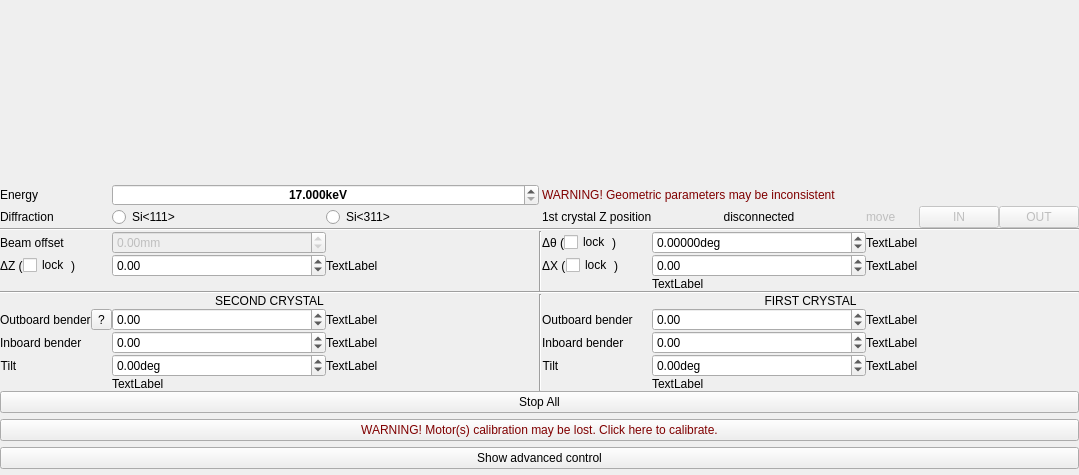
This is mono/monoGui/monoGui.ui in MatthewJCameron/imbl as Qt 5 draws it before an edit. The edited form follows.
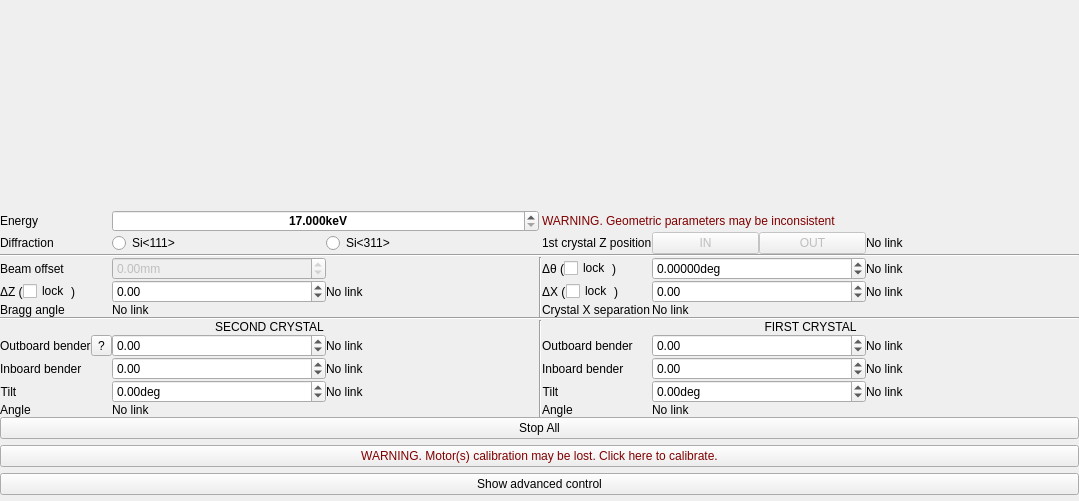
This is the edited form. Icons and pictures are not drawn. Custom widgets are drawn as their Qt base class.

What changed in the file:
```diff
--- a/mono/monoGui/monoGui.ui
+++ b/mono/monoGui/monoGui.ui
@@ -7,7 +7,7 @@
     <x>0</x>
     <y>0</y>
     <width>1079</width>
-    <height>475</height>
+    <height>501</height>
    </rect>
   </property>
   <property name="sizePolicy">
@@ -48,7 +48,7 @@
       <item row="11" column="2">
        <widget class="QLabel" name="readTilt2">
         <property name="text">
-         <string>TextLabel</string>
+         <string>No link</string>
         </property>
        </widget>
       </item>
@@ -103,7 +103,7 @@
       <item row="10" column="6">
        <widget class="QLabel" name="readB1ib">
         <property name="text">
-         <string>TextLabel</string>
+         <string>No link</string>
         </property>
        </widget>
       </item>
@@ -183,21 +183,21 @@
       <item row="10" column="2">
        <widget class="QLabel" name="readB2ib">
         <property name="text">
-         <string>TextLabel</string>
+         <string>No link</string>
         </property>
        </widget>
       </item>
       <item row="5" column="6">
        <widget class="QLabel" name="readDX">
         <property name="text">
-         <string>TextLabel</string>
+         <string>No link</string>
         </property>
        </widget>
       </item>
       <item row="11" column="6">
        <widget class="QLabel" name="readTilt1">
         <property name="text">
-         <string>TextLabel</string>
+         <string>No link</string>
         </property>
        </widget>
       </item>
@@ -258,7 +258,7 @@
       <item row="9" column="2">
        <widget class="QLabel" name="readB2ob">
         <property name="text">
-         <string>TextLabel</string>
+         <string>No link</string>
         </property>
        </widget>
       </item>
@@ -268,17 +268,7 @@
          <string notr="true">color: rgb(128, 0, 0);</string>
         </property>
         <property name="text">
-         <string>WARNING! Geometric parameters may be inconsistent</string>
-        </property>
-       </widget>
-      </item>
-      <item row="2" column="5">
-       <widget class="QLabel" name="currentInOut">
-        <property name="text">
-         <string>disconnected</string>
-        </property>
-        <property name="alignment">
-         <set>Qt::AlignCenter</set>
+         <string>WARNING. Geometric parameters may be inconsistent</string>
         </property>
        </widget>
       </item>
@@ -372,7 +362,7 @@
       <item row="9" column="6">
        <widget class="QLabel" name="readB1ob">
         <property name="text">
-         <string>TextLabel</string>
+         <string>No link</string>
         </property>
        </widget>
       </item>
@@ -402,7 +392,7 @@
       <item row="4" column="6">
        <widget class="QLabel" name="readDBragg">
         <property name="text">
-         <string>TextLabel</string>
+         <string>No link</string>
         </property>
        </widget>
       </item>
@@ -462,7 +452,7 @@
       <item row="5" column="2">
        <widget class="QLabel" name="readDZ">
         <property name="text">
-         <string>TextLabel</string>
+         <string>No link</string>
         </property>
        </widget>
       </item>
@@ -505,57 +495,10 @@
           <number>0</number>
          </property>
          <item>
-          <widget class="QWidget" name="modeSet" native="true">
-           <property name="enabled">
-            <bool>false</bool>
+          <widget class="QLabel" name="currentInOut">
+           <property name="text">
+            <string>No link</string>
            </property>
-           <layout class="QHBoxLayout" name="horizontalLayout">
-            <property name="spacing">
-             <number>0</number>
-            </property>
-            <property name="margin">
-             <number>0</number>
-            </property>
-            <item>
-             <widget class="QLabel" name="label_15">
-              <property name="text">
-               <string>move</string>
-              </property>
-             </widget>
-            </item>
-            <item>
-             <widget class="QPushButton" name="moveIn">
-              <property name="sizePolicy">
-               <sizepolicy hsizetype="Fixed" vsizetype="Fixed">
-                <horstretch>0</horstretch>
-                <verstretch>0</verstretch>
-               </sizepolicy>
-              </property>
-              <property name="text">
-               <string> IN </string>
-              </property>
-              <property name="checkable">
-               <bool>true</bool>
-              </property>
-             </widget>
-            </item>
-            <item>
-             <widget class="QPushButton" name="moveOut">
-              <property name="sizePolicy">
-               <sizepolicy hsizetype="Fixed" vsizetype="Fixed">
-                <horstretch>0</horstretch>
-                <verstretch>0</verstretch>
-               </sizepolicy>
-              </property>
-              <property name="text">
-               <string>OUT</string>
-              </property>
-              <property name="checkable">
-               <bool>true</bool>
-              </property>
-             </widget>
-            </item>
-           </layout>
           </widget>
          </item>
         </layout>
@@ -660,21 +603,21 @@
       <item row="6" column="5" colspan="2">
        <widget class="QLabel" name="readX">
         <property name="text">
-         <string>TextLabel</string>
+         <string>No link</string>
         </property>
        </widget>
       </item>
       <item row="12" column="1" colspan="2">
        <widget class="QLabel" name="readBragg2">
         <property name="text">
-         <string>TextLabel</string>
+         <string>No link</string>
         </property>
        </widget>
       </item>
       <item row="12" column="5" colspan="2">
        <widget class="QLabel" name="readBragg1">
         <property name="text">
-         <string>TextLabel</string>
+         <string>No link</string>
         </property>
        </widget>
       </item>
@@ -718,6 +661,70 @@
         </item>
        </layout>
       </item>
+      <item row="12" column="0">
+       <widget class="QLabel" name="label_16">
+        <property name="text">
+         <string>Angle</string>
+        </property>
+       </widget>
+      </item>
+      <item row="12" column="4">
+       <widget class="QLabel" name="label_19">
+        <property name="text">
+         <string>Angle</string>
+        </property>
+       </widget>
+      </item>
+      <item row="6" column="4">
+       <widget class="QLabel" name="label_20">
+        <property name="text">
+         <string>Crystal X separation</string>
+        </property>
+       </widget>
+      </item>
+      <item row="2" column="5">
+       <widget class="QWidget" name="modeSet" native="true">
+        <property name="enabled">
+         <bool>false</bool>
+        </property>
+        <layout class="QHBoxLayout" name="horizontalLayout">
+         <property name="spacing">
+          <number>0</number>
+         </property>
+         <property name="margin">
+          <number>0</number>
+         </property>
+         <item>
+          <widget class="QPushButton" name="moveIn">
+           <property name="text">
+            <string> IN </string>
+           </property>
+          </widget>
+         </item>
+         <item>
+          <widget class="QPushButton" name="moveOut">
+           <property name="text">
+            <string>OUT</string>
+           </property>
+          </widget>
+         </item>
+        </layout>
+       </widget>
+      </item>
+      <item row="6" column="0">
+       <widget class="QLabel" name="label_15">
+        <property name="text">
+         <string>Bragg angle</string>
+        </property>
+       </widget>
+      </item>
+      <item row="6" column="1">
+       <widget class="QLabel" name="readRealBragg">
+        <property name="text">
+         <string>No link</string>
+        </property>
+       </widget>
+      </item>
      </layout>
     </widget>
    </item>
@@ -727,7 +734,7 @@
       <string notr="true">color: rgb(128, 0, 0);</string>
      </property>
      <property name="text">
-      <string>WARNING! Motor(s) calibration may be lost. Click here to calibrate.</string>
+      <string>WARNING. Motor(s) calibration may be lost. Click here to calibrate.</string>
      </property>
     </widget>
    </item>
```
